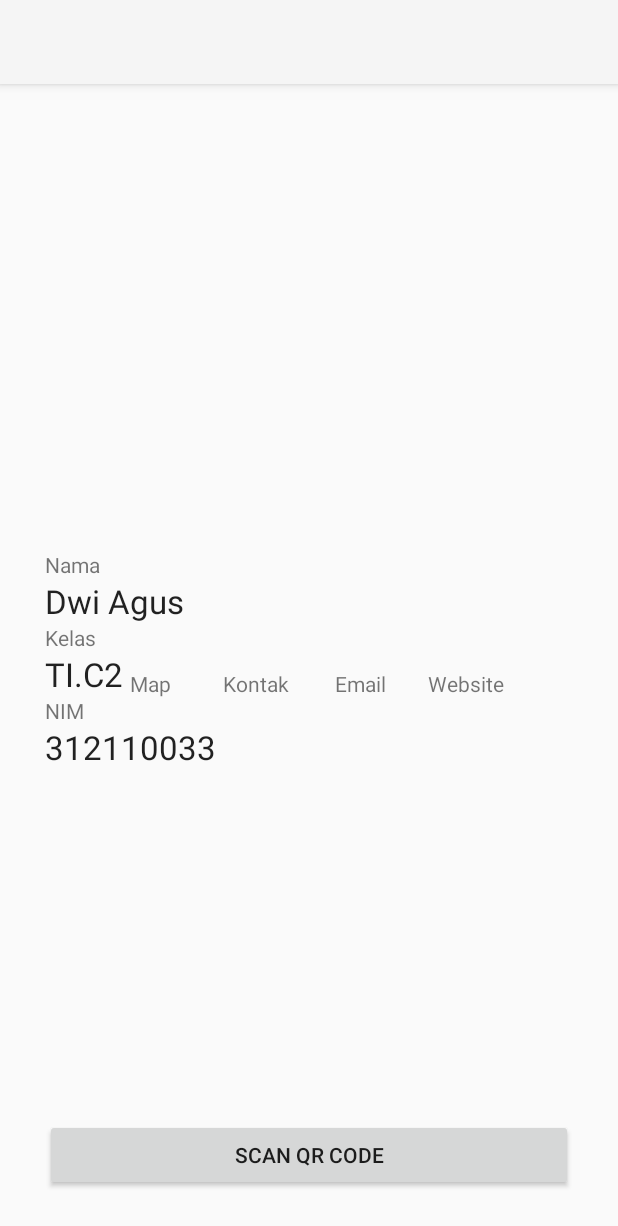
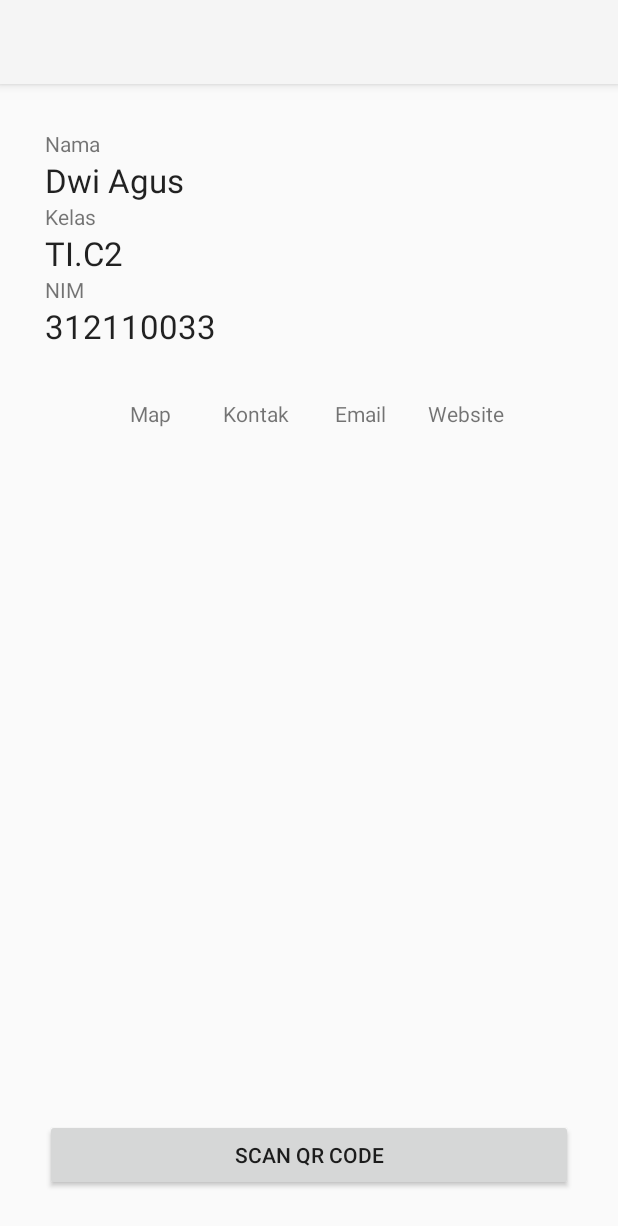
Before and after one commit to agusharya17/QR_Scanner-agusharya, an Android app: the screen it shows after launch (MainActivity), on a phone screen of 412 x 824 dp. Shown: the top 1226 px of the screen. Run offline under Robolectric (Android 15) with nearby library versions, the light colour scheme and no system bars; libraries missing offline, so code that uses them is left out: com.google.zxing.integration; 1 statement that could not run was skipped.

Commit message:
terbaru 25 desember

```diff
--- a/app/src/main/res/layout/activity_main.xml
+++ b/app/src/main/res/layout/activity_main.xml
@@ -18,8 +18,9 @@
 
     <LinearLayout
         android:layout_width="match_parent"
-        android:layout_height="wrap_content"
+        android:layout_height="150dp"
         android:orientation="vertical"
+        android:layout_alignParentTop="true"
         android:layout_centerVertical="true">
 
         <TextView
@@ -61,10 +62,11 @@
     </LinearLayout>
 
     <LinearLayout
-        android:layout_width="280dp"
-        android:layout_height="120dp"
+        android:layout_width="match_parent"
+        android:layout_height="350dp"
+        android:layout_centerInParent="true"
         android:layout_alignParentStart="true"
-        android:layout_alignParentTop="true"
+        android:layout_alignParentBottom="false"
         android:layout_centerHorizontal="true"
         android:layout_centerVertical="true"
         android:layout_marginStart="35dp"
```
